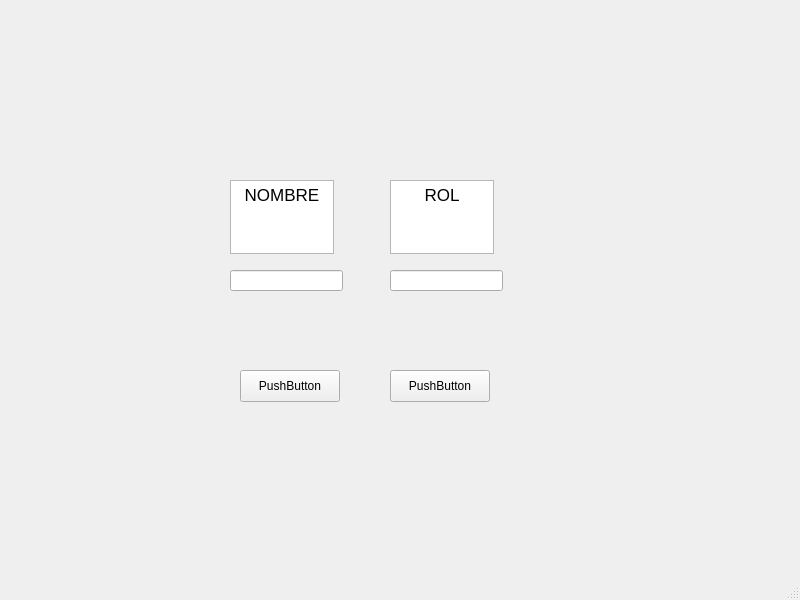
Omar172002/MVC, file MVC_libreria/view/crearUsuarioView.ui: the form before one commit.
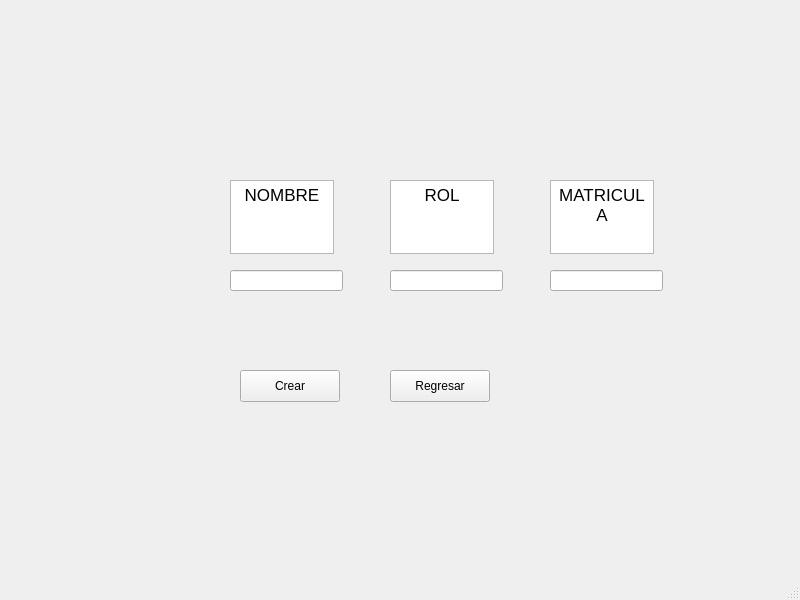
The form after the commit.

The edit to the form file:
```diff
--- a/MVC_libreria/view/crearUsuarioView.ui
+++ b/MVC_libreria/view/crearUsuarioView.ui
@@ -84,7 +84,7 @@
      </rect>
     </property>
     <property name="text">
-     <string>PushButton</string>
+     <string>Crear</string>
     </property>
    </widget>
    <widget class="QPushButton" name="BT_regresar">
@@ -97,7 +97,37 @@
      </rect>
     </property>
     <property name="text">
-     <string>PushButton</string>
+     <string>Regresar</string>
+    </property>
+   </widget>
+   <widget class="QLineEdit" name="input_matricula">
+    <property name="geometry">
+     <rect>
+      <x>550</x>
+      <y>270</y>
+      <width>113</width>
+      <height>21</height>
+     </rect>
+    </property>
+   </widget>
+   <widget class="QTextEdit" name="textEdit_3">
+    <property name="geometry">
+     <rect>
+      <x>550</x>
+      <y>180</y>
+      <width>104</width>
+      <height>74</height>
+     </rect>
+    </property>
+    <property name="html">
+     <string>&lt;!DOCTYPE HTML PUBLIC &quot;-//W3C//DTD HTML 4.0//EN&quot; &quot;http://www.w3.org/TR/REC-html40/strict.dtd&quot;&gt;
+&lt;html&gt;&lt;head&gt;&lt;meta name=&quot;qrichtext&quot; content=&quot;1&quot; /&gt;&lt;meta charset=&quot;utf-8&quot; /&gt;&lt;style type=&quot;text/css&quot;&gt;
+p, li { white-space: pre-wrap; }
+hr { height: 1px; border-width: 0; }
+li.unchecked::marker { content: &quot;\2610&quot;; }
+li.checked::marker { content: &quot;\2612&quot;; }
+&lt;/style&gt;&lt;/head&gt;&lt;body style=&quot; font-family:'.AppleSystemUIFont'; font-size:13pt; font-weight:400; font-style:normal;&quot;&gt;
+&lt;p align=&quot;center&quot; style=&quot; margin-top:0px; margin-bottom:0px; margin-left:0px; margin-right:0px; -qt-block-indent:0; text-indent:0px;&quot;&gt;MATRICULA&lt;/p&gt;&lt;/body&gt;&lt;/html&gt;</string>
     </property>
    </widget>
   </widget>
```
